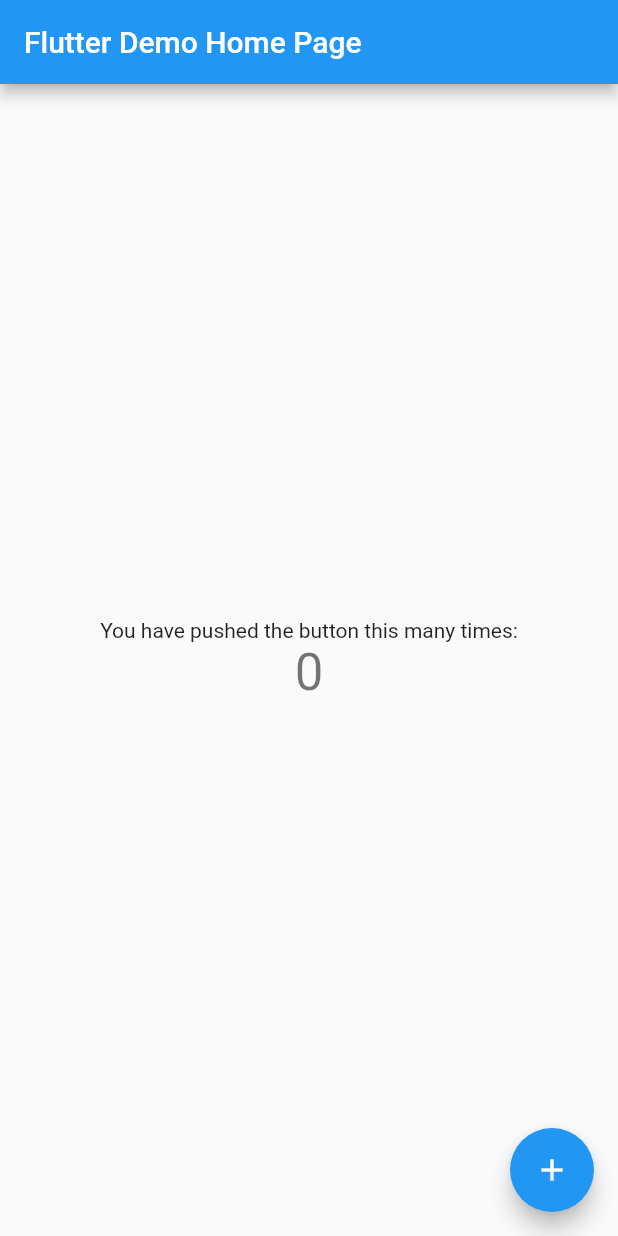
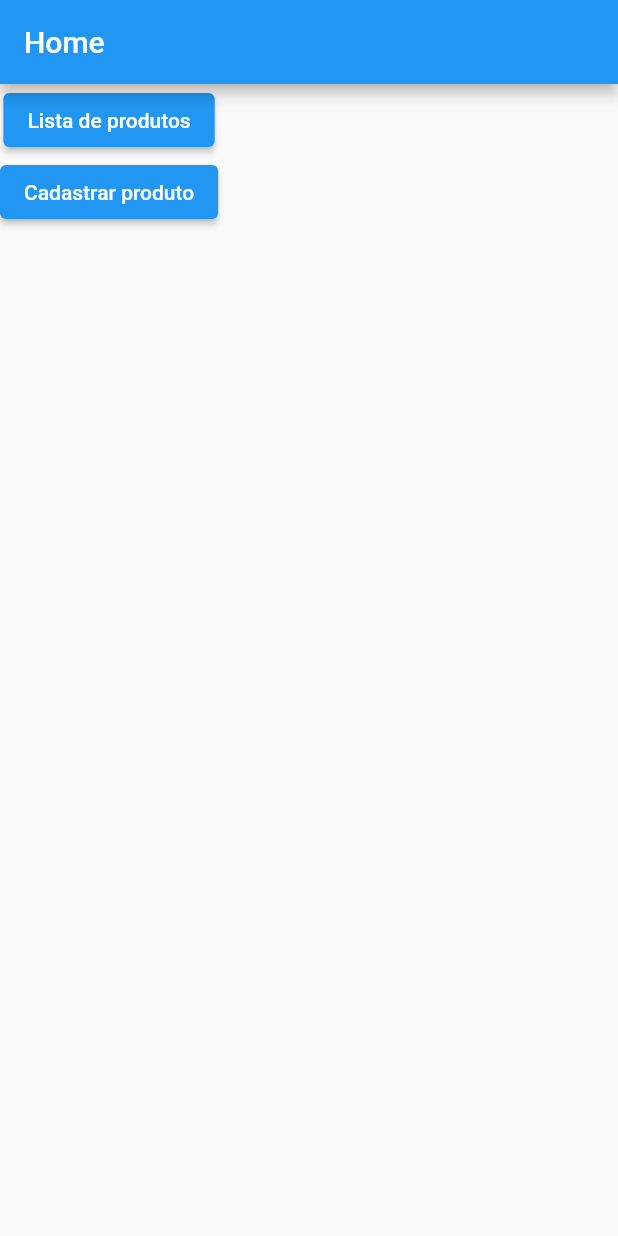
Before and after one commit to italobasts/fetch_products, a Flutter app: the screen it shows after launch, on a phone screen of 412 x 824 dp. Run offline on Flutter 3.47's test engine with Material 2 defaults, Android fonts, the phone set to English and light mode, and no system bars; our stand-ins replace rxdart.

Commit message:
code improvements

```diff
--- a/lib/main.dart
+++ b/lib/main.dart
@@ -1,3 +1,4 @@
+import 'package:fetch_products/view/home_page.dart';
 import 'package:flutter/material.dart';
 
 void main() {
@@ -7,109 +8,15 @@ void main() {
 class MyApp extends StatelessWidget {
   const MyApp({Key? key}) : super(key: key);
 
-  // This widget is the root of your application.
   @override
   Widget build(BuildContext context) {
     return MaterialApp(
-      title: 'Flutter Demo',
+      title: 'Consumir produtos',
+      debugShowCheckedModeBanner: false,
       theme: ThemeData(
-        // This is the theme of your application.
-        //
-        // Try running your application with "flutter run". You'll see the
-        // application has a blue toolbar. Then, without quitting the app, try
-        // changing the primarySwatch below to Colors.green and then invoke
-        // "hot reload" (press "r" in the console where you ran "flutter run",
-        // or simply save your changes to "hot reload" in a Flutter IDE).
-        // Notice that the counter didn't reset back to zero; the application
-        // is not restarted.
         primarySwatch: Colors.blue,
       ),
-      home: const MyHomePage(title: 'Flutter Demo Home Page'),
+      home: const HomePage(),
     );
   }
 }
-
-class MyHomePage extends StatefulWidget {
-  const MyHomePage({Key? key, required this.title}) : super(key: key);
-
-  // This widget is the home page of your application. It is stateful, meaning
-  // that it has a State object (defined below) that contains fields that affect
-  // how it looks.
-
-  // This class is the configuration for the state. It holds the values (in this
-  // case the title) provided by the parent (in this case the App widget) and
-  // used by the build method of the State. Fields in a Widget subclass are
-  // always marked "final".
-
-  final String title;
-
-  @override
-  State<MyHomePage> createState() => _MyHomePageState();
-}
-
-class _MyHomePageState extends State<MyHomePage> {
-  int _counter = 0;
-
-  void _incrementCounter() {
-    setState(() {
-      // This call to setState tells the Flutter framework that something has
-      // changed in this State, which causes it to rerun the build method below
-      // so that the display can reflect the updated values. If we changed
-      // _counter without calling setState(), then the build method would not be
-      // called again, and so nothing would appear to happen.
-      _counter++;
-    });
-  }
-
-  @override
-  Widget build(BuildContext context) {
-    // This method is rerun every time setState is called, for instance as done
-    // by the _incrementCounter method above.
-    //
-    // The Flutter framework has been optimized to make rerunning build methods
-    // fast, so that you can just rebuild anything that needs updating rather
-    // than having to individually change instances of widgets.
-    return Scaffold(
-      appBar: AppBar(
-        // Here we take the value from the MyHomePage object that was created by
-        // the App.build method, and use it to set our appbar title.
-        title: Text(widget.title),
-      ),
-      body: Center(
-        // Center is a layout widget. It takes a single child and positions it
-        // in the middle of the parent.
-        child: Column(
-          // Column is also a layout widget. It takes a list of children and
-          // arranges them vertically. By default, it sizes itself to fit its
-          // children horizontally, and tries to be as tall as its parent.
-          //
-          // Invoke "debug painting" (press "p" in the console, choose the
-          // "Toggle Debug Paint" action from the Flutter Inspector in Android
-          // Studio, or the "Toggle Debug Paint" command in Visual Studio Code)
-          // to see the wireframe for each widget.
-          //
-          // Column has various properties to control how it sizes itself and
-          // how it positions its children. Here we use mainAxisAlignment to
-          // center the children vertically; the main axis here is the vertical
-          // axis because Columns are vertical (the cross axis would be
-          // horizontal).
-          mainAxisAlignment: MainAxisAlignment.center,
-          children: <Widget>[
-            const Text(
-              'You have pushed the button this many times:',
-            ),
-            Text(
-              '$_counter',
-              style: Theme.of(context).textTheme.headline4,
-            ),
-          ],
-        ),
-      ),
-      floatingActionButton: FloatingActionButton(
-        onPressed: _incrementCounter,
-        tooltip: 'Increment',
-        child: const Icon(Icons.add),
-      ), // This trailing comma makes auto-formatting nicer for build methods.
-    );
-  }
-}
--- /dev/null
+++ b/lib/view/home_page.dart
@@ -0,0 +1,26 @@
+import 'package:fetch_products/view/product_register_page.dart';
+import 'package:fetch_products/view/products_list_page.dart';
+import 'package:flutter/material.dart';
+class HomePage extends StatelessWidget {
+
+  const HomePage({Key? key}) : super(key: key);
+
+  @override
+  Widget build(BuildContext context) {
+    return Scaffold(
+      appBar: AppBar(title: const Text("Home"),),
+      body: Column(
+        children: [
+          ElevatedButton(
+            onPressed: () => Navigator.push(context, MaterialPageRoute(builder: (context) => const ProductsListPage())),
+            child: const Text("Lista de produtos")
+          ),
+          ElevatedButton(
+            onPressed: ()=> Navigator.push(context, MaterialPageRoute(builder: (context) => const RegisterProductPage())),
+            child: const Text("Cadastrar produto")
+          ),
+        ],
+      ),
+    );
+  }
+}
```
Also changed, not shown: lib/controller/prduct_controller.dart (added, +33 -0 lines), lib/model/product.dart (added, +25 -0 lines), lib/service/product_service.dart (added, +27 -0 lines), lib/view/product_register_page.dart (added, +49 -0 lines), lib/view/products_list_page.dart (added, +66 -0 lines), pubspec.yaml (+5 -66 lines).
